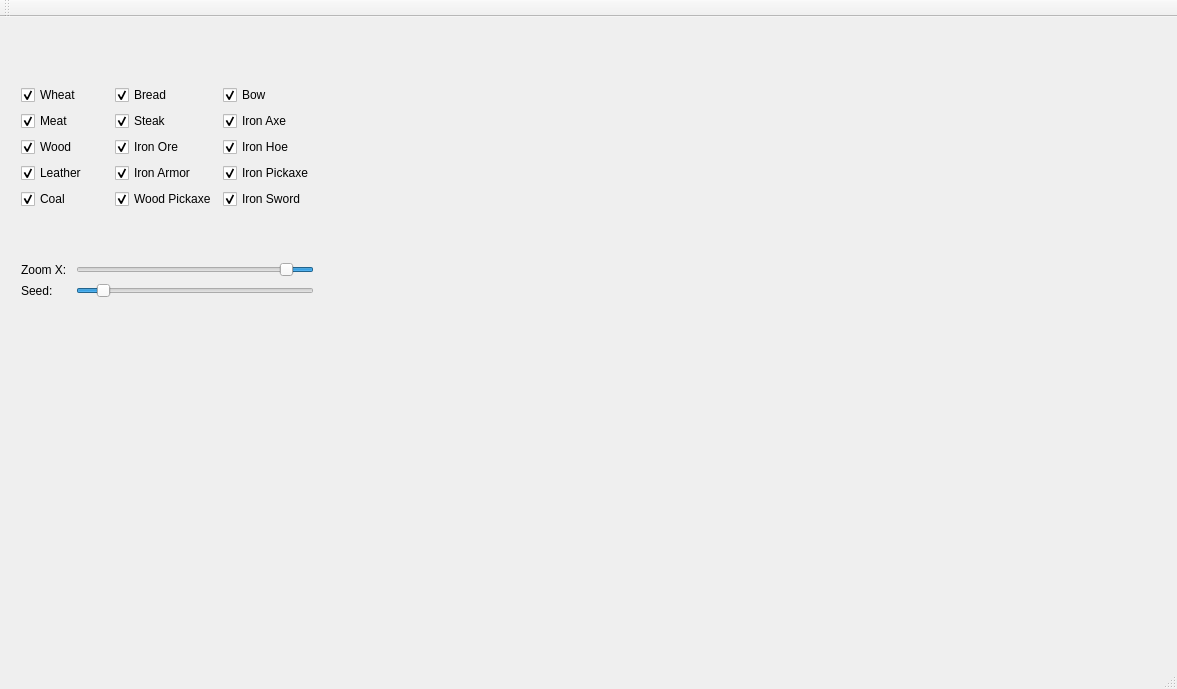
This is EconomicEngineDebugGUI/EconomicEngineDebugGUI.ui in ZeCroque/EconomicEngine as Qt 5 draws it before an edit. The edited form follows.
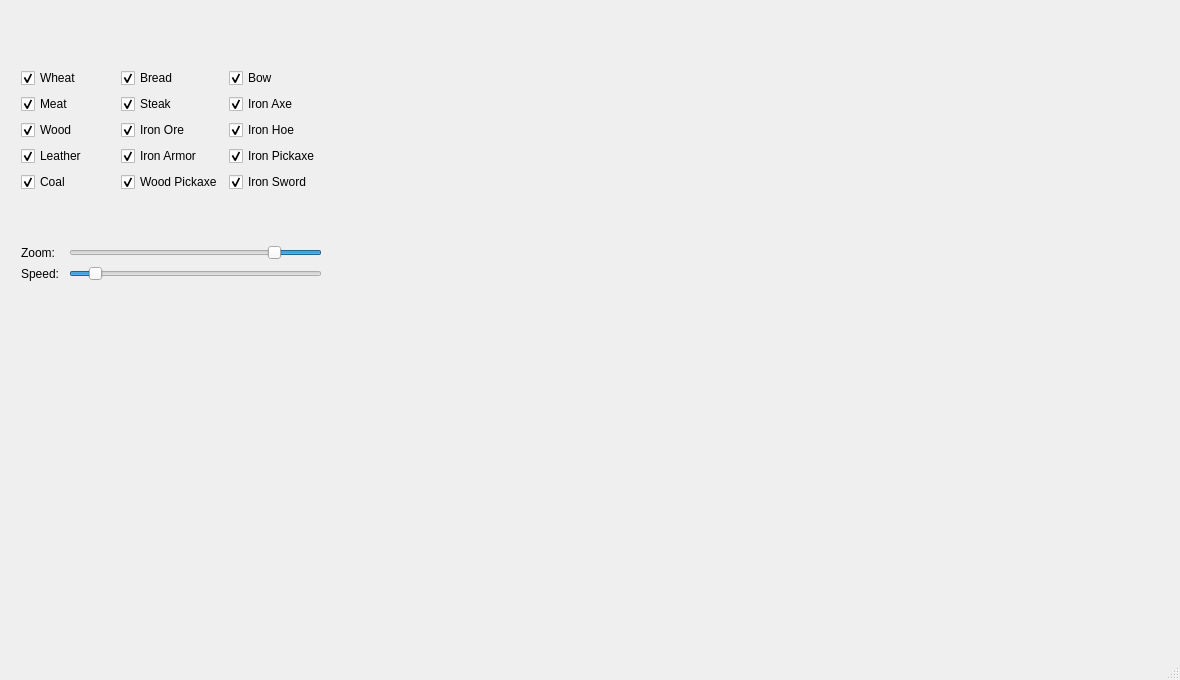
This is the edited form. Custom widgets are drawn as their Qt base class.

Diff of the .ui file:
```diff
--- a/EconomicEngineDebugGUI/EconomicEngineDebugGUI.ui
+++ b/EconomicEngineDebugGUI/EconomicEngineDebugGUI.ui
@@ -6,20 +6,38 @@
    <rect>
     <x>0</x>
     <y>0</y>
-    <width>1177</width>
-    <height>689</height>
+    <width>1180</width>
+    <height>680</height>
    </rect>
   </property>
+  <property name="minimumSize">
+   <size>
+    <width>1180</width>
+    <height>680</height>
+   </size>
+  </property>
+  <property name="maximumSize">
+   <size>
+    <width>1180</width>
+    <height>680</height>
+   </size>
+  </property>
   <property name="windowTitle">
    <string>EconomicEngineDebugGUI</string>
   </property>
+  <property name="autoFillBackground">
+   <bool>false</bool>
+  </property>
+  <property name="animated">
+   <bool>true</bool>
+  </property>
   <widget class="QWidget" name="centralWidget">
    <widget class="QWidget" name="horizontalLayoutWidget_3">
     <property name="geometry">
      <rect>
       <x>10</x>
       <y>10</y>
-      <width>1151</width>
+      <width>1159</width>
       <height>341</height>
      </rect>
     </property>
@@ -200,21 +218,21 @@
          <item row="1" column="0">
           <widget class="QLabel" name="labSpeed">
            <property name="text">
-            <string>Seed: </string>
+            <string>Speed: </string>
            </property>
           </widget>
          </item>
          <item row="0" column="0">
           <widget class="QLabel" name="labZomXAxis">
            <property name="text">
-            <string>Zoom X: </string>
+            <string>Zoom: </string>
            </property>
           </widget>
          </item>
          <item row="0" column="1">
           <widget class="QSlider" name="horSlidZoomXAxis">
            <property name="minimum">
-            <number>1</number>
+            <number>4</number>
            </property>
            <property name="maximum">
             <number>100</number>
@@ -223,7 +241,7 @@
             <number>1</number>
            </property>
            <property name="value">
-            <number>10</number>
+            <number>20</number>
            </property>
            <property name="orientation">
             <enum>Qt::Horizontal</enum>
@@ -242,10 +260,10 @@
             <number>1</number>
            </property>
            <property name="maximum">
-            <number>100</number>
+            <number>50</number>
            </property>
            <property name="value">
-            <number>10</number>
+            <number>5</number>
            </property>
            <property name="orientation">
             <enum>Qt::Horizontal</enum>
@@ -297,25 +315,11 @@
     </layout>
    </widget>
   </widget>
-  <widget class="QMenuBar" name="menuBar">
-   <property name="geometry">
-    <rect>
-     <x>0</x>
-     <y>0</y>
-     <width>1177</width>
-     <height>26</height>
-    </rect>
+  <widget class="QStatusBar" name="statusBar">
+   <property name="enabled">
+    <bool>true</bool>
    </property>
   </widget>
-  <widget class="QToolBar" name="mainToolBar">
-   <attribute name="toolBarArea">
-    <enum>TopToolBarArea</enum>
-   </attribute>
-   <attribute name="toolBarBreak">
-    <bool>false</bool>
-   </attribute>
-  </widget>
-  <widget class="QStatusBar" name="statusBar"/>
  </widget>
  <layoutdefault spacing="6" margin="11"/>
  <customwidgets>
```
Left out of the diff: 53 changed lines with no effect on the pictures.
